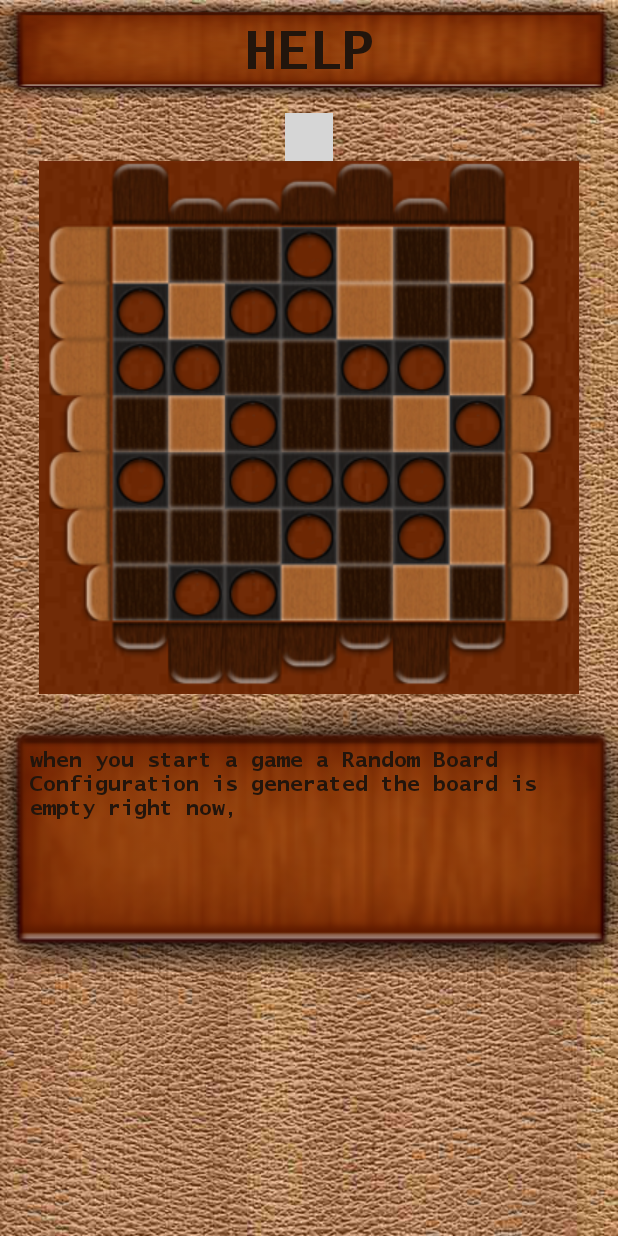
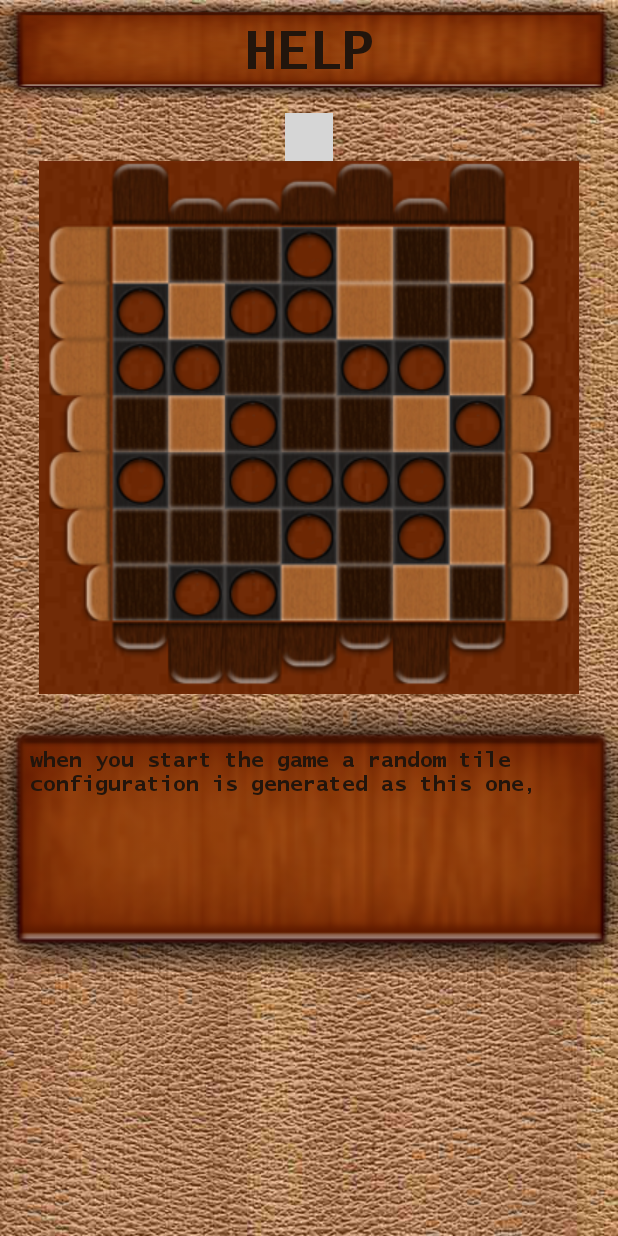
Before and after one commit to imranicp/mobileapp07, an Android app: the HelpActivity screen opened directly, with no data from a screen before it, on a phone screen of 412 x 824 dp. Run offline under Robolectric (Android 15) with nearby library versions, the phone set to English and light mode, and no system bars; libraries missing offline, so code that uses them is left out: com.viewpagerindicator; plain views replace CirclePageIndicator; 10 statements that could not run were skipped; grey boxes are pictures that could not be loaded.

Commit message:
updated help

```diff
--- a/app/src/main/java/logic/main/com/boardgame/activity/HelpActivity.java
+++ b/app/src/main/java/logic/main/com/boardgame/activity/HelpActivity.java
@@ -25,27 +25,51 @@ public class HelpActivity extends Activity {
     PageIndicator mIndicator;
     boolean continueMusic;
     DatabaseManager dataBaseHelper;
+
+
+    //the onPause functionality of every activity implements that
+    //when the home button is pressed or when the activity goes in background then
+    //the music playback must be paused.
     @Override
     protected void onPause() {
         super.onPause();
 
+        //setting continueMusic to false
         continueMusic = false;
+
+        //calling music manager to pause the music
         MusicManager.pause();
 
 
     }
 
+    //the onResume functionality of every activity implements that
+    //when the activity resumes or when the activity comes in foreground then
+    //the music playback must be resumed if the value for continueMusic is true,
+    // or else it should remain false.
     @Override
     protected void onResume() {
         super.onResume();
+
+        //the value for continueMusic is retrieved from the database
+        //as preferences are saved in the database
         continueMusic = dataBaseHelper.getMusicValue();
 
+        //checking if continue music is true or not
+        //if continue music is true then the music must continue playing
         if (continueMusic) {
+
+            //calling music manager to start the music
             MusicManager.start(this, MusicManager.MUSIC_MENU);
+
         } else {
+
+            //calling music manager to pause the music
             MusicManager.pause();
+
         }
     }
+
 
     @Override
     public void onCreate(Bundle savedInstanceState) {
@@ -57,13 +81,13 @@ public class HelpActivity extends Activity {
         // Generate sample data
         number = new String[] { "1", "2", "3", "4", "5", "6", "7"};
 
-        desc = new String[] { "when you start a game a Random Board Configuration is generated the board is empty right now,",
+        desc = new String[]{"when you start the game a random tile configuration is generated as this one,",
                 "Place beads by tapping on horizontal bar tile or vertical bar tile, you can not place a bead on a hole. each player places bead one by one,",
-                "After placement of beads you can play the game. you can move the vertical top bar to downwards or upwards position,",
-                "You can also move the horizontal bars to outwards position or inwards,",
+                "After placement of beads you can perform the moves . you can perform the moves by moving the bars,",
+                "You can move the horizontal bars from right to left and vice versa,",
                 "The same goes for horizontal bar on the other side, you can move it outwards or inwards",
-                "Bottom bar can be moved upwards or downwards",
-                "when the beads of all the other players are fallen and one players beads are remaining on the board he wins"};
+                "vertical bars can be moved upside or downside",
+                "when the beads of only one players is remaining on the board he wins"};
 
 
         image = new int[] { R.drawable.hlp1, R.drawable.hlp2,
```
Also changed, not shown: app/src/main/java/logic/main/com/boardgame/activity/VsComputerActivity.java (+36 -0 lines).
